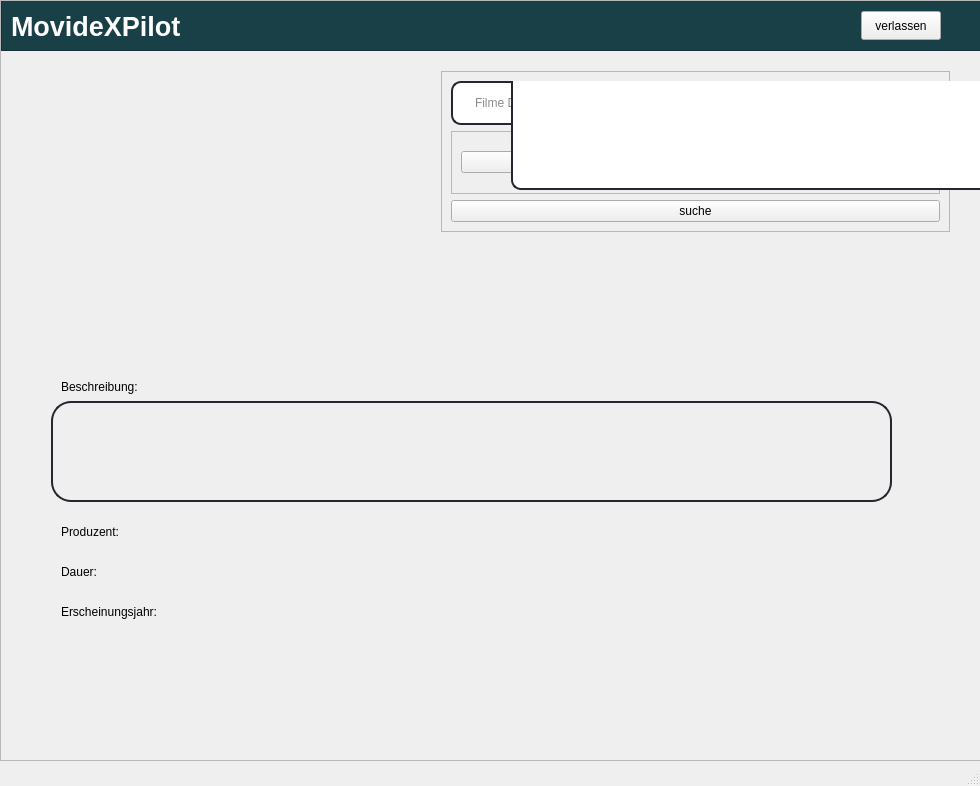
This is filmdatebank3/mainwindow.ui in carlos1234532/Filmdatenbank as Qt 5 draws it before an edit. The edited form follows.
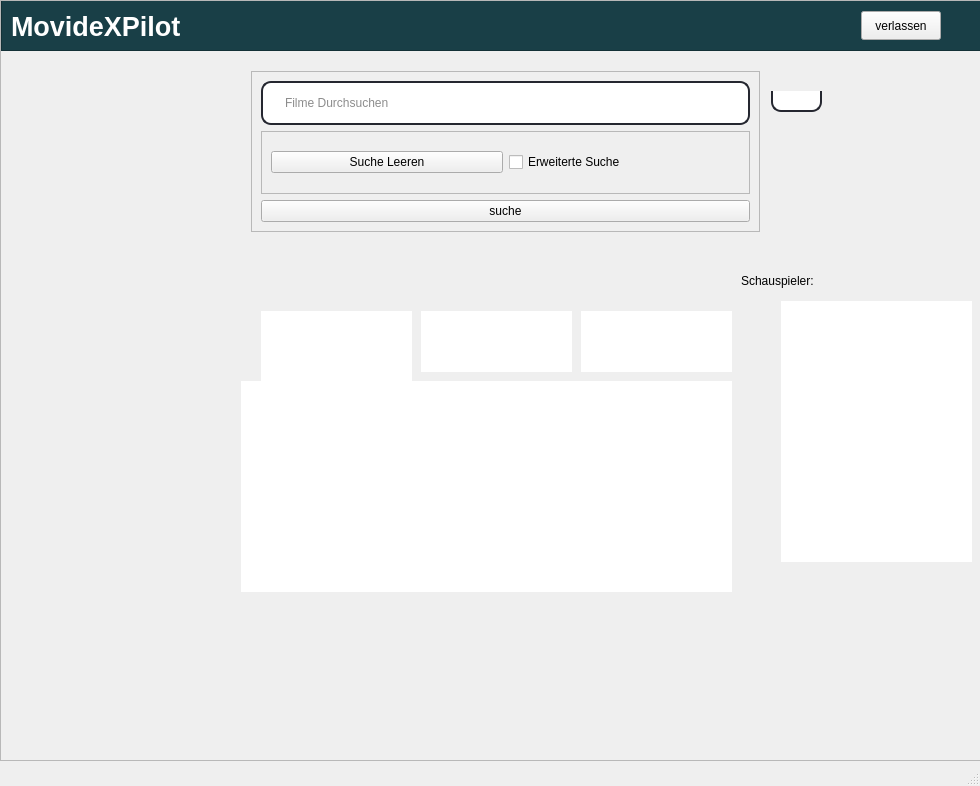
This is the edited form.

Commit message: actor.h /actor.cpp hinzugefügt + ausgabe schauspieler mainwidow

```diff
--- a/filmdatebank3/mainwindow.ui
+++ b/filmdatebank3/mainwindow.ui
@@ -74,7 +74,7 @@
      <widget class="QFrame" name="frame_8">
       <property name="geometry">
        <rect>
-        <x>440</x>
+        <x>250</x>
         <y>70</y>
         <width>509</width>
         <height>161</height>
@@ -193,10 +193,10 @@
      <widget class="QLabel" name="OutputName">
       <property name="geometry">
        <rect>
-        <x>50</x>
-        <y>310</y>
-        <width>691</width>
-        <height>41</height>
+        <x>230</x>
+        <y>260</y>
+        <width>501</width>
+        <height>51</height>
        </rect>
       </property>
       <property name="maximumSize">
@@ -210,6 +210,9 @@
         <pointsize>15</pointsize>
        </font>
       </property>
+      <property name="autoFillBackground">
+       <bool>true</bool>
+      </property>
       <property name="styleSheet">
        <string notr="true">QLabel{
 padding-left: 20px;
@@ -222,12 +225,12 @@
        <string/>
       </property>
      </widget>
-     <widget class="QLabel" name="OutputBeschreibung">
+     <widget class="QLabel" name="OutputBeschreibung1">
       <property name="geometry">
        <rect>
-        <x>50</x>
+        <x>240</x>
         <y>400</y>
-        <width>841</width>
+        <width>581</width>
         <height>101</height>
        </rect>
       </property>
@@ -237,68 +240,11 @@
         <height>16777215</height>
        </size>
       </property>
-      <property name="styleSheet">
-       <string notr="true">QLabel{
-border: 2px solid rgb(37,39,48);
-border-radius: 20px;
-padding-left: 20px;
-padding-right:20px;
-height: 40px;
-width: 40px;s
-}</string>
+      <property name="autoFillBackground">
+       <bool>true</bool>
       </property>
-      <property name="text">
-       <string/>
-      </property>
-     </widget>
-     <widget class="QLabel" name="label_4">
-      <property name="geometry">
-       <rect>
-        <x>60</x>
-        <y>370</y>
-        <width>101</width>
-        <height>31</height>
-       </rect>
-      </property>
-      <property name="text">
-       <string>Beschreibung:</string>
-      </property>
-     </widget>
-     <widget class="QLabel" name="label_6">
-      <property name="geometry">
-       <rect>
-        <x>60</x>
-        <y>520</y>
-        <width>71</width>
-        <height>21</height>
-       </rect>
-      </property>
-      <property name="text">
-       <string>Produzent:</string>
-      </property>
-     </widget>
-     <widget class="QLabel" name="OutputProduzent">
-      <property name="geometry">
-       <rect>
-        <x>100</x>
-        <y>510</y>
-        <width>131</width>
-        <height>41</height>
-       </rect>
-      </property>
-      <property name="maximumSize">
-       <size>
-        <width>16777215</width>
-        <height>16777215</height>
-       </size>
-      </property>
       <property name="styleSheet">
-       <string notr="true">QLabel{
-padding-left: 20px;
-padding-right:20px;
-height:60px;
-width: 60px;s
-}</string>
+       <string notr="true"/>
       </property>
       <property name="text">
        <string/>
@@ -307,78 +253,17 @@
      <widget class="QLabel" name="label_2">
       <property name="geometry">
        <rect>
-        <x>60</x>
-        <y>560</y>
-        <width>62</width>
-        <height>22</height>
+        <x>40</x>
+        <y>260</y>
+        <width>181</width>
+        <height>241</height>
        </rect>
       </property>
-      <property name="text">
-       <string>Dauer:</string>
+      <property name="autoFillBackground">
+       <bool>true</bool>
       </property>
-     </widget>
-     <widget class="QLabel" name="OutputDauer">
-      <property name="geometry">
-       <rect>
-        <x>80</x>
-        <y>560</y>
-        <width>71</width>
-        <height>21</height>
-       </rect>
-      </property>
-      <property name="maximumSize">
-       <size>
-        <width>16777215</width>
-        <height>16777215</height>
-       </size>
-      </property>
       <property name="styleSheet">
-       <string notr="true">QLabel{
-padding-left: 20px;
-padding-right:20px;
-height: 40px;
-width: 40px;s
-}</string>
-      </property>
-      <property name="text">
-       <string/>
-      </property>
-     </widget>
-     <widget class="QLabel" name="label_5">
-      <property name="geometry">
-       <rect>
-        <x>60</x>
-        <y>600</y>
-        <width>121</width>
-        <height>22</height>
-       </rect>
-      </property>
-      <property name="text">
-       <string>Erscheinungsjahr:</string>
-      </property>
-     </widget>
-     <widget class="QLabel" name="OutputErscheinungsjahr">
-      <property name="geometry">
-       <rect>
-        <x>130</x>
-        <y>600</y>
-        <width>86</width>
-        <height>21</height>
-       </rect>
-      </property>
-      <property name="maximumSize">
-       <size>
-        <width>16777215</width>
-        <height>16777215</height>
-       </size>
-      </property>
-      <property name="styleSheet">
-       <string notr="true">QLabel{
-padding-left: 20px;
-padding-right:20px;
-height: 40px;
-width: 40px;s
-}</string>
+       <string notr="true"/>
       </property>
       <property name="text">
        <string/>
@@ -387,10 +272,10 @@
      <widget class="QListWidget" name="listWidget">
       <property name="geometry">
        <rect>
-        <x>510</x>
-        <y>80</y>
-        <width>491</width>
-        <height>109</height>
+        <x>770</x>
+        <y>90</y>
+        <width>51</width>
+        <height>21</height>
        </rect>
       </property>
       <property name="styleSheet">
@@ -417,6 +302,160 @@
        <enum>QAbstractScrollArea::AdjustToContents</enum>
       </property>
      </widget>
+     <widget class="QTextEdit" name="OutputBeschreibung">
+      <property name="geometry">
+       <rect>
+        <x>240</x>
+        <y>380</y>
+        <width>491</width>
+        <height>211</height>
+       </rect>
+      </property>
+      <property name="cursor" stdset="0">
+       <cursorShape>ArrowCursor</cursorShape>
+      </property>
+      <property name="mouseTracking">
+       <bool>true</bool>
+      </property>
+      <property name="contextMenuPolicy">
+       <enum>Qt::NoContextMenu</enum>
+      </property>
+      <property name="autoFillBackground">
+       <bool>false</bool>
+      </property>
+      <property name="styleSheet">
+       <string notr="true">QTextEdit { border-bottom: none; }</string>
+      </property>
+      <property name="inputMethodHints">
+       <set>Qt::ImhNone</set>
+      </property>
+      <property name="frameShape">
+       <enum>QFrame::NoFrame</enum>
+      </property>
+     </widget>
+     <widget class="QTextEdit" name="OutputProduzent">
+      <property name="geometry">
+       <rect>
+        <x>260</x>
+        <y>310</y>
+        <width>151</width>
+        <height>71</height>
+       </rect>
+      </property>
+      <property name="autoFillBackground">
+       <bool>true</bool>
+      </property>
+      <property name="inputMethodHints">
+       <set>Qt::ImhNone</set>
+      </property>
+      <property name="frameShape">
+       <enum>QFrame::NoFrame</enum>
+      </property>
+      <property name="verticalScrollBarPolicy">
+       <enum>Qt::ScrollBarAlwaysOff</enum>
+      </property>
+      <property name="horizontalScrollBarPolicy">
+       <enum>Qt::ScrollBarAlwaysOff</enum>
+      </property>
+      <property name="html">
+       <string>&lt;!DOCTYPE HTML PUBLIC &quot;-//W3C//DTD HTML 4.0//EN&quot; &quot;http://www.w3.org/TR/REC-html40/strict.dtd&quot;&gt;
+&lt;html&gt;&lt;head&gt;&lt;meta name=&quot;qrichtext&quot; content=&quot;1&quot; /&gt;&lt;meta charset=&quot;utf-8&quot; /&gt;&lt;style type=&quot;text/css&quot;&gt;
+p, li { white-space: pre-wrap; }
+hr { height: 1px; border-width: 0; }
+li.unchecked::marker { content: &quot;\2610&quot;; }
+li.checked::marker { content: &quot;\2612&quot;; }
+&lt;/style&gt;&lt;/head&gt;&lt;body style=&quot; font-family:'Segoe UI'; font-size:9pt; font-weight:400; font-style:normal;&quot;&gt;
+&lt;p style=&quot;-qt-paragraph-type:empty; margin-top:0px; margin-bottom:0px; margin-left:0px; margin-right:0px; -qt-block-indent:0; text-indent:0px;&quot;&gt;&lt;br /&gt;&lt;/p&gt;&lt;/body&gt;&lt;/html&gt;</string>
+      </property>
+     </widget>
+     <widget class="QTextEdit" name="OutputDauer">
+      <property name="geometry">
+       <rect>
+        <x>420</x>
+        <y>310</y>
+        <width>151</width>
+        <height>61</height>
+       </rect>
+      </property>
+      <property name="autoFillBackground">
+       <bool>true</bool>
+      </property>
+      <property name="inputMethodHints">
+       <set>Qt::ImhNone</set>
+      </property>
+      <property name="frameShape">
+       <enum>QFrame::NoFrame</enum>
+      </property>
+     </widget>
+     <widget class="QTextEdit" name="OutputErscheinungsjahr">
+      <property name="geometry">
+       <rect>
+        <x>580</x>
+        <y>310</y>
+        <width>151</width>
+        <height>61</height>
+       </rect>
+      </property>
+      <property name="autoFillBackground">
+       <bool>true</bool>
+      </property>
+      <property name="inputMethodHints">
+       <set>Qt::ImhNone</set>
+      </property>
+      <property name="frameShape">
+       <enum>QFrame::NoFrame</enum>
+      </property>
+     </widget>
+     <widget class="QTextEdit" name="OutputSchauspieler">
+      <property name="geometry">
+       <rect>
+        <x>780</x>
+        <y>300</y>
+        <width>191</width>
+        <height>261</height>
+       </rect>
+      </property>
+      <property name="cursor" stdset="0">
+       <cursorShape>ArrowCursor</cursorShape>
+      </property>
+      <property name="mouseTracking">
+       <bool>true</bool>
+      </property>
+      <property name="contextMenuPolicy">
+       <enum>Qt::NoContextMenu</enum>
+      </property>
+      <property name="autoFillBackground">
+       <bool>false</bool>
+      </property>
+      <property name="styleSheet">
+       <string notr="true">QTextEdit { border-bottom: none; }</string>
+      </property>
+      <property name="inputMethodHints">
+       <set>Qt::ImhNone</set>
+      </property>
+      <property name="frameShape">
+       <enum>QFrame::NoFrame</enum>
+      </property>
+     </widget>
+     <widget class="QLabel" name="SchauspielerLabel">
+      <property name="enabled">
+       <bool>true</bool>
+      </property>
+      <property name="geometry">
+       <rect>
+        <x>740</x>
+        <y>270</y>
+        <width>91</width>
+        <height>20</height>
+       </rect>
+      </property>
+      <property name="autoFillBackground">
+       <bool>false</bool>
+      </property>
+      <property name="text">
+       <string>Schauspieler:</string>
+      </property>
+     </widget>
      <zorder>frame_2</zorder>
      <zorder>frame_8</zorder>
      <zorder>label</zorder>
```
Left out of the diff: 12 changed lines with no effect on the pictures. The commit also changes 16 other files.
